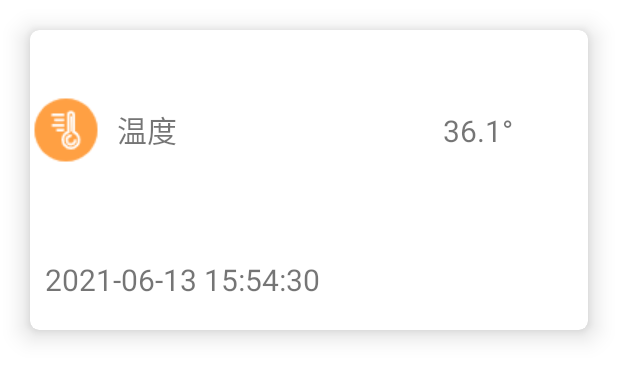
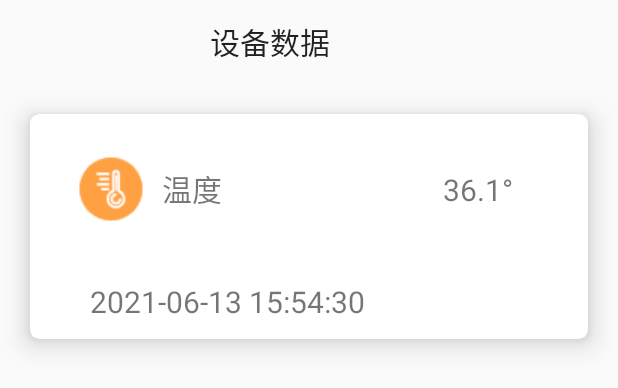
Before and after one commit to QHR0605/QuickApp, an Android app: the layout fragment_machine_data.xml on its own in the app's theme, with its tools: preview values and no code run, on a phone screen of 412 x 824 dp. Shown: the top 388 px of the screen. Run offline under Robolectric (Android 15) with nearby library versions, the phone set to English and light mode, and no system bars.

Commit message:
完成页面设计

```diff
--- a/app/src/main/res/layout/fragment_machine_data.xml
+++ b/app/src/main/res/layout/fragment_machine_data.xml
@@ -1,9 +1,22 @@
 <?xml version="1.0" encoding="utf-8"?>
 <androidx.constraintlayout.widget.ConstraintLayout xmlns:android="http://schemas.android.com/apk/res/android"
-                                                   xmlns:tools="http://schemas.android.com/tools" android:layout_width="match_parent"
-                                                   android:layout_height="match_parent">
-    <LinearLayout android:layout_width="match_parent" android:layout_height="wrap_content"
+                                                   xmlns:tools="http://schemas.android.com/tools"
+                                                   xmlns:app="http://schemas.android.com/apk/res-auto"
+                                                   android:layout_width="match_parent"
+                                                   android:layout_height="match_parent"
+                                                   style="@style/myTheme"
+>
+    <LinearLayout android:layout_width="match_parent"
+                  android:layout_height="wrap_content"
+                  android:orientation="vertical"
                   tools:ignore="MissingConstraints">
+        <androidx.appcompat.widget.Toolbar
+                android:layout_width="match_parent"
+                android:layout_height="wrap_content"
+                app:title="设备数据"
+                app:titleMarginStart="140dp"
+        >
+        </androidx.appcompat.widget.Toolbar>
         <com.google.android.material.card.MaterialCardView
                 android:id="@+id/machine_data"
                 android:layout_width="match_parent"
@@ -15,7 +28,7 @@
         >
             <LinearLayout
                     android:layout_width="match_parent"
-                    android:layout_height="200dp"
+                    android:layout_height="150dp"
                     android:orientation="vertical"
             >
                 <LinearLayout
@@ -30,6 +43,7 @@
                             android:layout_height="wrap_content"
                             android:src="@drawable/temp"
                             android:layout_gravity="center_vertical"
+                            android:layout_marginLeft="30dp"
                     >
                     </ImageView>
                     <TextView
@@ -61,6 +75,7 @@
                         android:textSize="20sp"
                         android:gravity="center_vertical|left"
                         android:paddingLeft="10dp"
+                        android:layout_marginLeft="30dp"
                         tools:ignore="RtlHardcoded,RtlSymmetry"/>
             </LinearLayout>
 
--- a/app/src/main/res/values-night/themes.xml
+++ b/app/src/main/res/values-night/themes.xml
@@ -1,6 +1,6 @@
 <resources xmlns:tools="http://schemas.android.com/tools">
     <!-- Base application theme. -->
-    <style name="Theme.QuickApp" parent="Theme.MaterialComponents.DayNight.DarkActionBar">
+    <style name="Theme.QuickApp" parent="Theme.AppCompat.Light.NoActionBar">
         <!-- Primary brand color. -->
         <item name="colorPrimary">@color/purple_200</item>
         <item name="colorPrimaryVariant">@color/purple_700</item>
--- a/app/src/main/res/values/themes.xml
+++ b/app/src/main/res/values/themes.xml
@@ -1,6 +1,6 @@
 <resources xmlns:tools="http://schemas.android.com/tools">
     <!-- Base application theme. -->
-    <style name="Theme.QuickApp" parent="Theme.MaterialComponents.DayNight.DarkActionBar">
+    <style name="Theme.QuickApp" parent="Theme.AppCompat.Light.NoActionBar">
         <!-- Primary brand color. -->
         <item name="colorPrimary">@color/purple_500</item>
         <item name="colorPrimaryVariant">@color/purple_700</item>
@@ -10,7 +10,7 @@
         <item name="colorSecondaryVariant">@color/teal_700</item>
         <item name="colorOnSecondary">@color/black</item>
         <!-- Status bar color. -->
-        <item name="android:statusBarColor" tools:targetApi="l">?attr/colorPrimaryVariant</item>
+        <item name="android:statusBarColor" tools:targetApi="l">@android:color/transparent</item>
         <!-- Customize your theme here. -->
     </style>
 </resources>
```
Also changed, not shown: app/src/main/java/com/example/quickapp/MainActivity.java (+10 -10 lines), app/src/main/java/com/example/quickapp/ui/personal_center/PersonalCenterFragment.java (+11 -2 lines), app/src/main/res/layout/fragment_machine_list.xml (+9 -3 lines), app/src/main/res/layout/fragment_machine_list_item.xml (+11 -7 lines), app/src/main/res/layout/fragment_personal_center.xml (+11 -10 lines), app/src/main/res/layout/fragment_personal_message.xml (+29 -26 lines).
